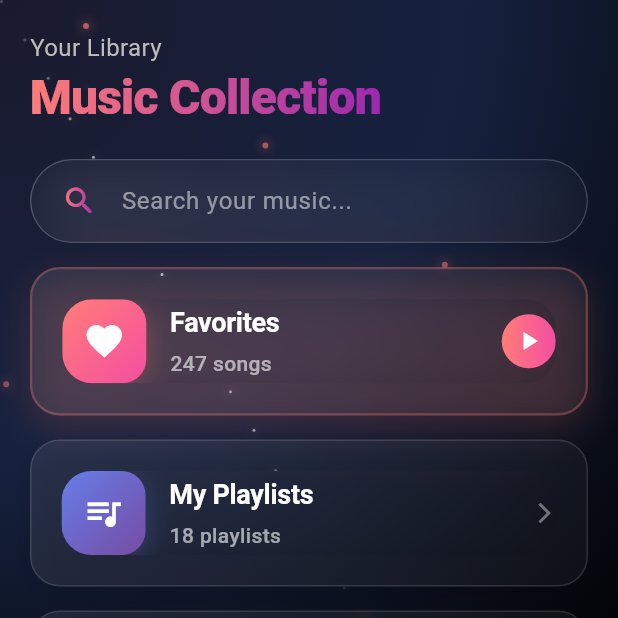
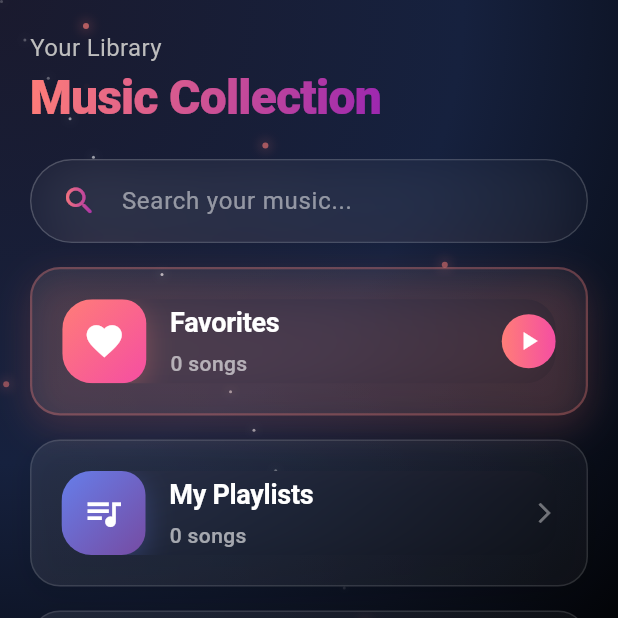
Before and after one commit to Bhanu7773-dev/PlayWaves, a Flutter app: the screen it shows after launch, item 3 of the bottom bar chosen, on a phone screen of 412 x 824 dp, the top half of it. Run offline on Flutter 3.47's test engine with Material 3 defaults, Android fonts, the phone set to English and light mode, and no system bars; our stand-ins replace audio_service, dio, flutter_colorpicker, font_awesome_flutter, hive, hive_flutter and 5 more; accounts and stored records are empty; network calls fail.

Commit message:
synced library dummy data with real

```diff
--- a/lib/screens/playlist_storage.dart
+++ b/lib/screens/playlist_storage.dart
@@ -7,6 +7,9 @@ import '../services/custom_theme_provider.dart';
 import '../widgets/animated_navbar.dart';
 import 'liked_songs_screen.dart';
 import 'my_playlist_screen.dart';
+import 'package:hive_flutter/hive_flutter.dart';
+import '../models/liked_song.dart';
+import '../models/playlist_song.dart';
 
 class LibraryScreen extends StatefulWidget {
   final Function(int)? onNavTap;
@@ -102,10 +105,12 @@ class _LibraryScreenState extends State<LibraryScreen>
     final customColorsEnabled = customTheme.customColorsEnabled;
     final primaryColor = customTheme.primaryColor;
     final secondaryColor = customTheme.secondaryColor;
+    final likedSongsCount = Hive.box<LikedSong>('likedSongs').length;
+    final playlistSongsCount = Hive.box<PlaylistSong>('playlistSongs').length;
     final libraryItems = [
       LibraryItemData(
         title: "Favorites",
-        subtitle: "247 songs",
+        subtitle: "$likedSongsCount songs",
         iconData: Icons.favorite,
         gradient: customColorsEnabled
             ? [primaryColor, primaryColor.withOpacity(0.7)]
@@ -120,7 +125,7 @@ class _LibraryScreenState extends State<LibraryScreen>
       ),
       LibraryItemData(
         title: "My Playlists",
-        subtitle: "18 playlists",
+        subtitle: "$playlistSongsCount songs",
         iconData: Icons.queue_music,
         gradient: customColorsEnabled
             ? [primaryColor, primaryColor]
@@ -132,6 +137,7 @@ class _LibraryScreenState extends State<LibraryScreen>
           );
         },
       ),
+      // ...existing code for other items...
       LibraryItemData(
         title: "Recently Played",
         subtitle: "89 tracks",
```
